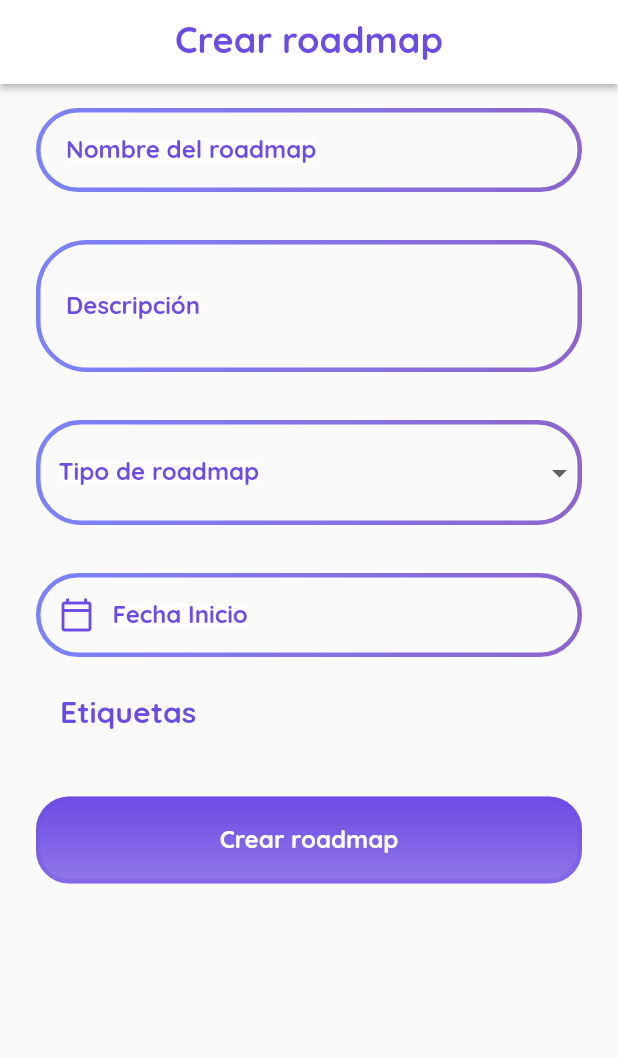
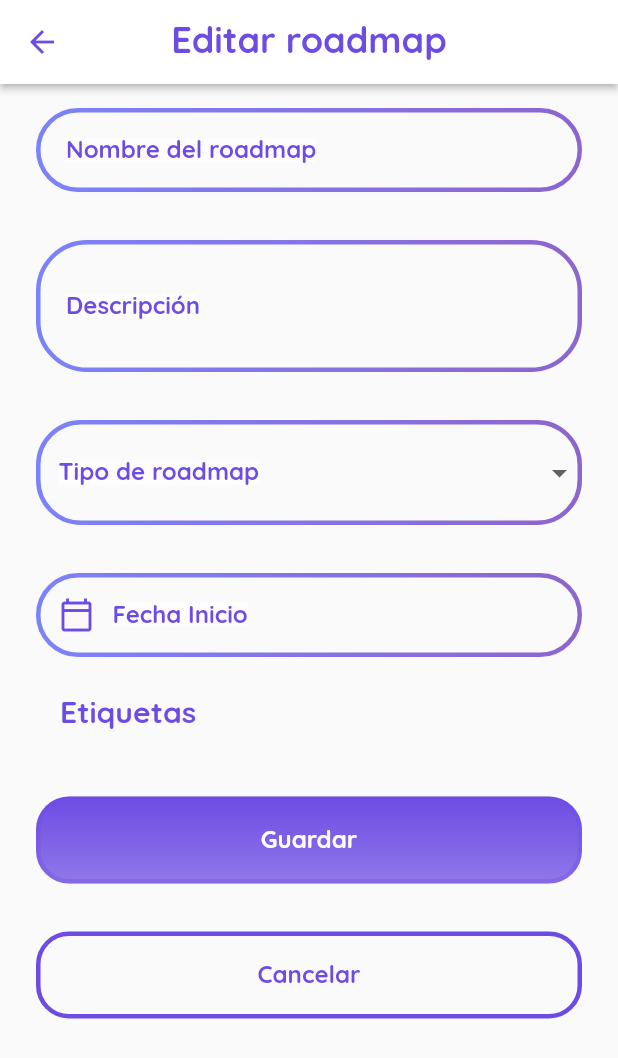
Before and after one commit to SimonRamos88/Aristeia, a Flutter app: the EditRoadmapScreen screen opened directly with empty values, on a phone screen of 412 x 824 dp. Shown: the top 1058 px of the screen. Run offline on Flutter 3.47's test engine with Material 2 defaults, Android fonts, the phone set to English and light mode, and no system bars; our stand-ins replace auto_route, cloud_firestore, firebase_auth, firebase_core, flash, flutter_rating_bar and 2 more; accounts and stored records are empty.

Commit message:
creacion page edit

```diff
--- a/lib/core/routes/routes.dart
+++ b/lib/core/routes/routes.dart
@@ -52,6 +52,9 @@ class AppRouter extends $AppRouter {
             AutoRoute(path: '', page: MyRoadmapsRoute.page),
             AutoRoute(path: ':roadId', page: BlockRouter.page, children: [
               AutoRoute(path: '', page: SingleRoadRoute.page),
+              AutoRoute(path: 'editar', page: EditRouter.page, children: [
+                AutoRoute(path: ':roadId', page: EditRoadmapRoute.page),
+              ]),
               AutoRoute(path: ':blockId', page: SingleBlockRoute.page),
             ]),
           ],
@@ -61,11 +64,11 @@ class AppRouter extends $AppRouter {
           AutoRoute(path: ':roadId', page: CreateBlockRoute.page),
           AutoRoute(path: ':blockId', page: CreateResourceRoute.page),
         ]),
-        AutoRoute(path: 'editar', page: EditRouter.page, children: [
-          AutoRoute(path: ':roadId', page: EditRoadmap.page),
-        ]),
       ],
     ),
+    // AutoRoute(path: '/editar', page: EditRouter.page, children: [
+    //   AutoRoute(path: ':roadId', page: EditRoadmapRoute.page),
+    // ]),
     AutoRoute(path: '/config', page: ConfigRouter.page, children: [
       AutoRoute(path: '', page: ConfigurationRoute.page),
       AutoRoute(path: 'edit', page: EditProfileRoute.page),
--- a/lib/features/roadmap/presentation/pages/edit_roadmap_screen.dart
+++ b/lib/features/roadmap/presentation/pages/edit_roadmap_screen.dart
@@ -26,8 +26,10 @@ class EditRoadmapScreen extends StatefulWidget {
   static final colors = AppColors();
   final int roadId;
 
-  const EditRoadmapScreen({super.key,
-  @PathParam() required this.roadId,});
+  EditRoadmapScreen({
+    super.key,
+    @PathParam() required this.roadId,
+  });
   @override
   State<EditRoadmapScreen> createState() => _EditRoadmapScreenState();
 }
@@ -54,7 +56,13 @@ class _EditRoadmapScreenState extends State<EditRoadmapScreen> {
   @override
   Widget build(BuildContext context) {
     return Scaffold(
-      appBar: const AppBarWidget(title: 'Crear roadmap', type: 0),
+      appBar: AppBarWidget(
+        title: 'Editar roadmap',
+        type: 1,
+        onPressedLeading: () {
+          context.router.pop();
+        },
+      ),
       body: SingleChildScrollView(
         child: SingleChildScrollView(
           child: Column(children: [
@@ -140,7 +148,7 @@ class _EditRoadmapScreenState extends State<EditRoadmapScreen> {
               child: buildFilterChips(),
             ),
             MyButton(
-                buttonText: 'Crear roadmap',
+                buttonText: 'Guardar',
                 onTap: () async {
                   if (nombreRoadmap.text != '' &&
                       descripcion.text != '' &&
@@ -179,7 +187,7 @@ class _EditRoadmapScreenState extends State<EditRoadmapScreen> {
                             color: Colors.red),
                         //title: const Text('Flash Title'),
                         content: const Padding(
-                            padding: EdgeInsets.symmetric(vertical: 16),
+                            padding: EdgeInsets.symmetric(vertical: 8),
                             child: Text(
                               'No todos los datos han sido diligenciados aún o tienes etiquetas faltantes',
                               textAlign: TextAlign.center,
@@ -189,6 +197,8 @@ class _EditRoadmapScreenState extends State<EditRoadmapScreen> {
                     );
                   }
                 }),
+                MyButton(buttonText: 'Cancelar', outlined: true,),
+                SizedBox(height: 20,)
           ]),
         ),
       ),
```
Also changed, not shown: lib/features/roadmap/presentation/pages/single_road_screen.dart (+55 -41 lines), lib/core/routes/routes.gr.dart, pubspec.lock.
